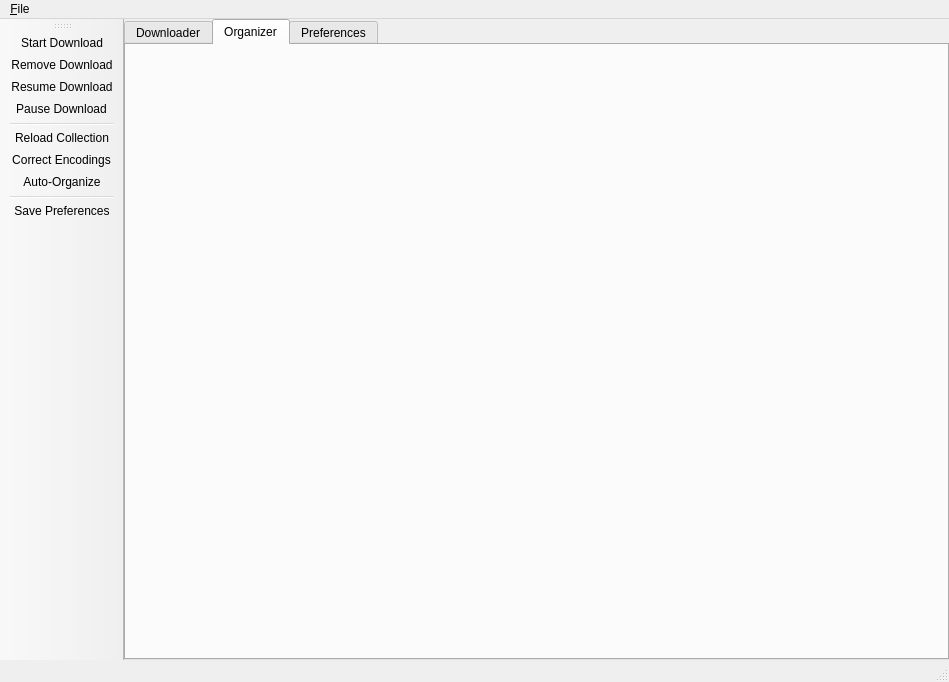
Before: the Qt Designer form trunk/musorg/musorg/musorg_main.ui in BackupTheBerlios/websterm-svn, drawn with Qt 5.
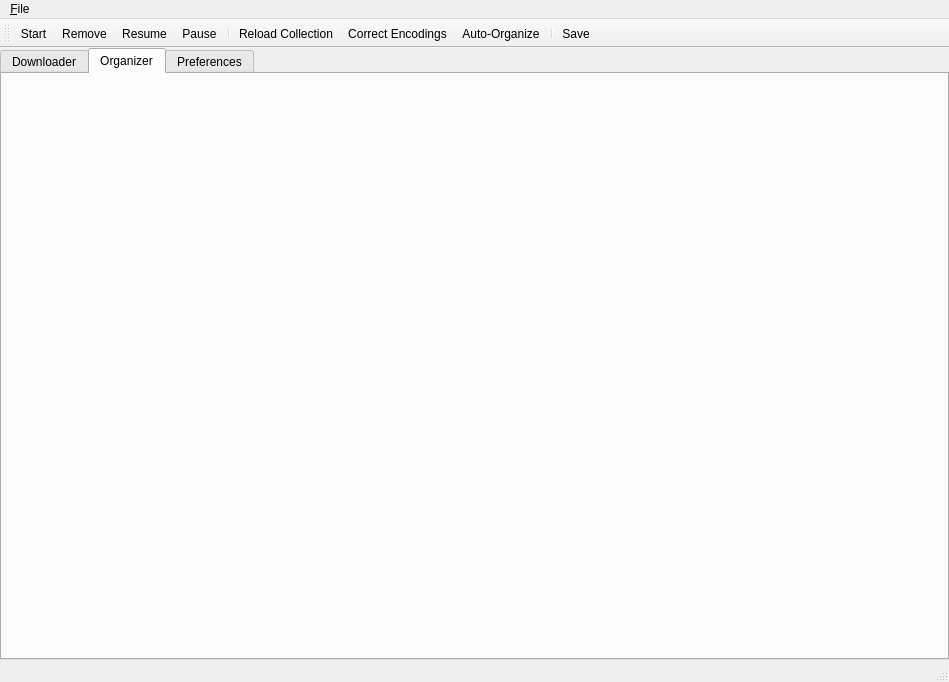
After: the same form once the commit is applied. The open tabs and pages were chosen to show the change. Icons and pictures are not drawn.

Patch:
```diff
--- a/trunk/musorg/musorg/musorg_main.ui
+++ b/trunk/musorg/musorg/musorg_main.ui
@@ -128,7 +128,7 @@
     <enum>Qt::ToolButtonTextUnderIcon</enum>
    </property>
    <attribute name="toolBarArea" >
-    <enum>LeftToolBarArea</enum>
+    <enum>TopToolBarArea</enum>
    </attribute>
    <attribute name="toolBarBreak" >
     <bool>false</bool>
@@ -150,7 +150,7 @@
      <normaloff>:/icons/icons/filesave.png</normaloff>:/icons/icons/filesave.png</iconset>
    </property>
    <property name="text" >
-    <string>Save Preferences</string>
+    <string>Save</string>
    </property>
   </action>
   <action name="actionPause_Download" >
@@ -159,7 +159,7 @@
      <normaloff>:/icons/icons/pause.png</normaloff>:/icons/icons/pause.png</iconset>
    </property>
    <property name="text" >
-    <string>Pause Download</string>
+    <string>Pause</string>
    </property>
   </action>
   <action name="actionResume_Download" >
@@ -168,7 +168,7 @@
      <normaloff>:/icons/icons/player_play.png</normaloff>:/icons/icons/player_play.png</iconset>
    </property>
    <property name="text" >
-    <string>Resume Download</string>
+    <string>Resume</string>
    </property>
   </action>
   <action name="actionStart_Download" >
@@ -177,7 +177,7 @@
      <normaloff>:/icons/icons/down.png</normaloff>:/icons/icons/down.png</iconset>
    </property>
    <property name="text" >
-    <string>Start Download</string>
+    <string>Start</string>
    </property>
   </action>
   <action name="actionRemove_Download" >
@@ -186,7 +186,7 @@
      <normaloff>:/icons/icons/remove.png</normaloff>:/icons/icons/remove.png</iconset>
    </property>
    <property name="text" >
-    <string>Remove Download</string>
+    <string>Remove</string>
    </property>
   </action>
   <action name="actionCorrect_Encodings" >
```
Left out of the diff: 22 changed lines with no effect on the pictures.
